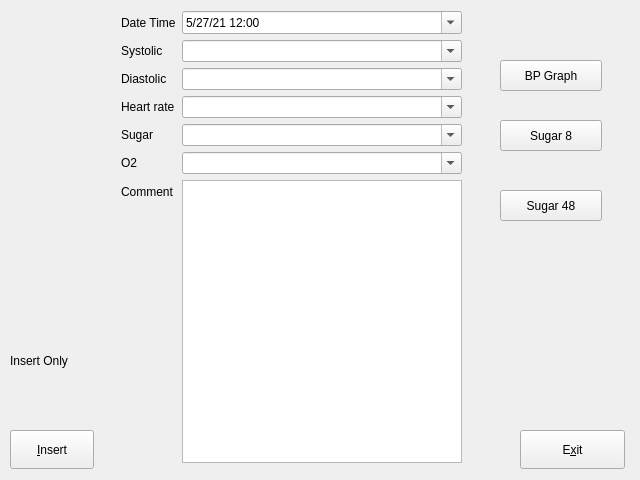
lbase/bpvitals, file forms/addvitals.ui: the form before one commit.
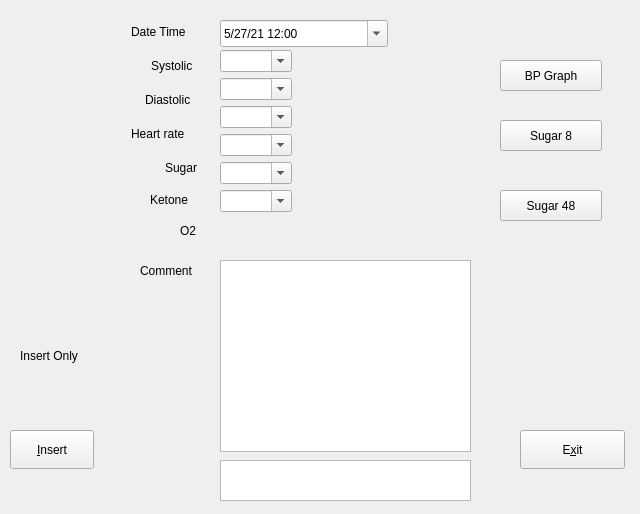
The form after the commit. Icons and pictures are not drawn.

Commit message: added ketone column to vitals_code and addvitals form

Patch:
```diff
--- a/forms/addvitals.ui
+++ b/forms/addvitals.ui
@@ -7,7 +7,7 @@
     <x>0</x>
     <y>0</y>
     <width>640</width>
-    <height>480</height>
+    <height>514</height>
    </rect>
   </property>
   <property name="windowTitle">
@@ -30,163 +30,6 @@
     <string>&amp;Insert</string>
    </property>
   </widget>
-  <widget class="QWidget" name="layoutWidget">
-   <property name="geometry">
-    <rect>
-     <x>121</x>
-     <y>11</y>
-     <width>341</width>
-     <height>452</height>
-    </rect>
-   </property>
-   <layout class="QFormLayout" name="formLayout">
-    <item row="0" column="0">
-     <widget class="QLabel" name="lbltime">
-      <property name="text">
-       <string>Date Time</string>
-      </property>
-      <property name="buddy">
-       <cstring>dateTimeEdit</cstring>
-      </property>
-     </widget>
-    </item>
-    <item row="0" column="1">
-     <widget class="QDateTimeEdit" name="dateTimeEdit">
-      <property name="dateTime">
-       <datetime>
-        <hour>12</hour>
-        <minute>0</minute>
-        <second>0</second>
-        <year>2021</year>
-        <month>5</month>
-        <day>27</day>
-       </datetime>
-      </property>
-      <property name="date">
-       <date>
-        <year>2021</year>
-        <month>5</month>
-        <day>27</day>
-       </date>
-      </property>
-      <property name="time">
-       <time>
-        <hour>12</hour>
-        <minute>0</minute>
-        <second>0</second>
-       </time>
-      </property>
-      <property name="displayFormat">
-       <string>M/d/yy HH:mm</string>
-      </property>
-      <property name="calendarPopup">
-       <bool>true</bool>
-      </property>
-      <property name="timeSpec">
-       <enum>Qt::LocalTime</enum>
-      </property>
-     </widget>
-    </item>
-    <item row="1" column="0">
-     <widget class="QLabel" name="syslabel">
-      <property name="text">
-       <string>Systolic</string>
-      </property>
-      <property name="buddy">
-       <cstring>cmbsystolic</cstring>
-      </property>
-     </widget>
-    </item>
-    <item row="1" column="1">
-     <widget class="QComboBox" name="cmbsystolic">
-      <property name="editable">
-       <bool>true</bool>
-      </property>
-     </widget>
-    </item>
-    <item row="2" column="0">
-     <widget class="QLabel" name="lbldiastolic">
-      <property name="text">
-       <string>Diastolic</string>
-      </property>
-      <property name="buddy">
-       <cstring>cmbdiastolic</cstring>
-      </property>
-     </widget>
-    </item>
-    <item row="2" column="1">
-     <widget class="QComboBox" name="cmbdiastolic">
-      <property name="editable">
-       <bool>true</bool>
-      </property>
-     </widget>
-    </item>
-    <item row="3" column="0">
-     <widget class="QLabel" name="lblheartrate">
-      <property name="text">
-       <string>Heart rate</string>
-      </property>
-      <property name="buddy">
-       <cstring>cmbheartrate</cstring>
-      </property>
-     </widget>
-    </item>
-    <item row="3" column="1">
-     <widget class="QComboBox" name="cmbheartrate">
-      <property name="editable">
-       <bool>true</bool>
-      </property>
-     </widget>
-    </item>
-    <item row="4" column="0">
-     <widget class="QLabel" name="lblsugar">
-      <property name="text">
-       <string>Sugar</string>
-      </property>
-      <property name="buddy">
-       <cstring>cmbsugar</cstring>
-      </property>
-     </widget>
-    </item>
-    <item row="4" column="1">
-     <widget class="QComboBox" name="cmbsugar">
-      <property name="editable">
-       <bool>true</bool>
-      </property>
-     </widget>
-    </item>
-    <item row="5" column="0">
-     <widget class="QLabel" name="lbloxy">
-      <property name="text">
-       <string>O2</string>
-      </property>
-      <property name="buddy">
-       <cstring>cmboxy</cstring>
-      </property>
-     </widget>
-    </item>
-    <item row="5" column="1">
-     <widget class="QComboBox" name="cmboxy">
-      <property name="editable">
-       <bool>true</bool>
-      </property>
-     </widget>
-    </item>
-    <item row="6" column="0">
-     <widget class="QLabel" name="lblcomment">
-      <property name="text">
-       <string>Comment</string>
-      </property>
-      <property name="buddy">
-       <cstring>lncomment</cstring>
-      </property>
-     </widget>
-    </item>
-    <item row="6" column="1">
-     <widget class="QPlainTextEdit" name="lncomment"/>
-    </item>
-   </layout>
-  </widget>
   <widget class="QPushButton" name="btnExit">
    <property name="geometry">
     <rect>
@@ -206,10 +49,10 @@
   <widget class="QLabel" name="lblInsert">
    <property name="geometry">
     <rect>
-     <x>10</x>
-     <y>320</y>
-     <width>131</width>
-     <height>81</height>
+     <x>20</x>
+     <y>310</y>
+     <width>181</width>
+     <height>91</height>
     </rect>
    </property>
    <property name="text">
@@ -255,6 +98,254 @@
     <string>Sugar 48</string>
    </property>
   </widget>
+  <widget class="QLabel" name="lblketone">
+   <property name="geometry">
+    <rect>
+     <x>150</x>
+     <y>190</y>
+     <width>61</width>
+     <height>21</height>
+    </rect>
+   </property>
+   <property name="text">
+    <string>&lt;html&gt;&lt;head/&gt;&lt;body&gt;&lt;p&gt;Ketone&lt;/p&gt;&lt;/body&gt;&lt;/html&gt;</string>
+   </property>
+   <property name="buddy">
+    <cstring>cmbsugar</cstring>
+   </property>
+  </widget>
+  <widget class="QPlainTextEdit" name="txt_msg">
+   <property name="geometry">
+    <rect>
+     <x>220</x>
+     <y>460</y>
+     <width>251</width>
+     <height>41</height>
+    </rect>
+   </property>
+  </widget>
+  <widget class="QDateTimeEdit" name="dateTimeEdit">
+   <property name="geometry">
+    <rect>
+     <x>220</x>
+     <y>20</y>
+     <width>168</width>
+     <height>27</height>
+    </rect>
+   </property>
+   <property name="dateTime">
+    <datetime>
+     <hour>12</hour>
+     <minute>0</minute>
+     <second>0</second>
+     <year>2021</year>
+     <month>5</month>
+     <day>27</day>
+    </datetime>
+   </property>
+   <property name="date">
+    <date>
+     <year>2021</year>
+     <month>5</month>
+     <day>27</day>
+    </date>
+   </property>
+   <property name="time">
+    <time>
+     <hour>12</hour>
+     <minute>0</minute>
+     <second>0</second>
+    </time>
+   </property>
+   <property name="displayFormat">
+    <string>M/d/yy HH:mm</string>
+   </property>
+   <property name="calendarPopup">
+    <bool>true</bool>
+   </property>
+   <property name="timeSpec">
+    <enum>Qt::LocalTime</enum>
+   </property>
+  </widget>
+  <widget class="QLabel" name="lbltime">
+   <property name="geometry">
+    <rect>
+     <x>131</x>
+     <y>21</y>
+     <width>83</width>
+     <height>21</height>
+    </rect>
+   </property>
+   <property name="text">
+    <string>Date Time</string>
+   </property>
+   <property name="buddy">
+    <cstring>dateTimeEdit</cstring>
+   </property>
+  </widget>
+  <widget class="QLabel" name="lblcomment">
+   <property name="geometry">
+    <rect>
+     <x>140</x>
+     <y>260</y>
+     <width>79</width>
+     <height>21</height>
+    </rect>
+   </property>
+   <property name="text">
+    <string>Comment</string>
+   </property>
+   <property name="buddy">
+    <cstring>lncomment</cstring>
+   </property>
+  </widget>
+  <widget class="QPlainTextEdit" name="lncomment">
+   <property name="geometry">
+    <rect>
+     <x>220</x>
+     <y>260</y>
+     <width>251</width>
+     <height>192</height>
+    </rect>
+   </property>
+  </widget>
+  <widget class="QWidget" name="">
+   <property name="geometry">
+    <rect>
+     <x>220</x>
+     <y>50</y>
+     <width>100</width>
+     <height>199</height>
+    </rect>
+   </property>
+   <layout class="QFormLayout" name="formLayout">
+    <property name="fieldGrowthPolicy">
+     <enum>QFormLayout::ExpandingFieldsGrow</enum>
+    </property>
+    <item row="0" column="0">
+     <widget class="QComboBox" name="cmbsystolic">
+      <property name="editable">
+       <bool>true</bool>
+      </property>
+     </widget>
+    </item>
+    <item row="1" column="0">
+     <widget class="QComboBox" name="cmbdiastolic">
+      <property name="editable">
+       <bool>true</bool>
+      </property>
+     </widget>
+    </item>
+    <item row="2" column="0">
+     <widget class="QComboBox" name="cmbheartrate">
+      <property name="editable">
+       <bool>true</bool>
+      </property>
+     </widget>
+    </item>
+    <item row="3" column="0">
+     <widget class="QComboBox" name="cmbsugar">
+      <property name="editable">
+       <bool>true</bool>
+      </property>
+     </widget>
+    </item>
+    <item row="4" column="0">
+     <widget class="QComboBox" name="cmbketone">
+      <property name="editable">
+       <bool>true</bool>
+      </property>
+     </widget>
+    </item>
+    <item row="5" column="0">
+     <widget class="QComboBox" name="cmboxy">
+      <property name="editable">
+       <bool>true</bool>
+      </property>
+     </widget>
+    </item>
+   </layout>
+  </widget>
+  <widget class="QLabel" name="lblheartrate">
+   <property name="geometry">
+    <rect>
+     <x>131</x>
+     <y>123</y>
+     <width>83</width>
+     <height>21</height>
+    </rect>
+   </property>
+   <property name="text">
+    <string>Heart rate</string>
+   </property>
+   <property name="buddy">
+    <cstring>cmbheartrate</cstring>
+   </property>
+  </widget>
+  <widget class="QLabel" name="lbloxy">
+   <property name="geometry">
+    <rect>
+     <x>180</x>
+     <y>220</y>
+     <width>23</width>
+     <height>21</height>
+    </rect>
+   </property>
+   <property name="text">
+    <string>O2</string>
+   </property>
+   <property name="buddy">
+    <cstring>cmboxy</cstring>
+   </property>
+  </widget>
+  <widget class="QLabel" name="lbldiastolic">
+   <property name="geometry">
+    <rect>
+     <x>145</x>
+     <y>89</y>
+     <width>69</width>
+     <height>21</height>
+    </rect>
+   </property>
+   <property name="text">
+    <string>Diastolic</string>
+   </property>
+   <property name="buddy">
+    <cstring>cmbdiastolic</cstring>
+   </property>
+  </widget>
+  <widget class="QLabel" name="lblsugar">
+   <property name="geometry">
+    <rect>
+     <x>165</x>
+     <y>157</y>
+     <width>49</width>
+     <height>21</height>
+    </rect>
+   </property>
+   <property name="text">
+    <string>Sugar</string>
+   </property>
+   <property name="buddy">
+    <cstring>cmbsugar</cstring>
+   </property>
+  </widget>
+  <widget class="QLabel" name="syslabel">
+   <property name="geometry">
+    <rect>
+     <x>151</x>
+     <y>55</y>
+     <width>63</width>
+     <height>21</height>
+    </rect>
+   </property>
+   <property name="text">
+    <string>Systolic</string>
+   </property>
+   <property name="buddy">
+    <cstring>cmbsystolic</cstring>
+   </property>
+  </widget>
   <zorder>btnInsert</zorder>
   <zorder>layoutWidget</zorder>
   <zorder>btnExit</zorder>
```
Left out of the diff: 9 changed lines with no effect on the pictures. The commit also changes 2 other files.
